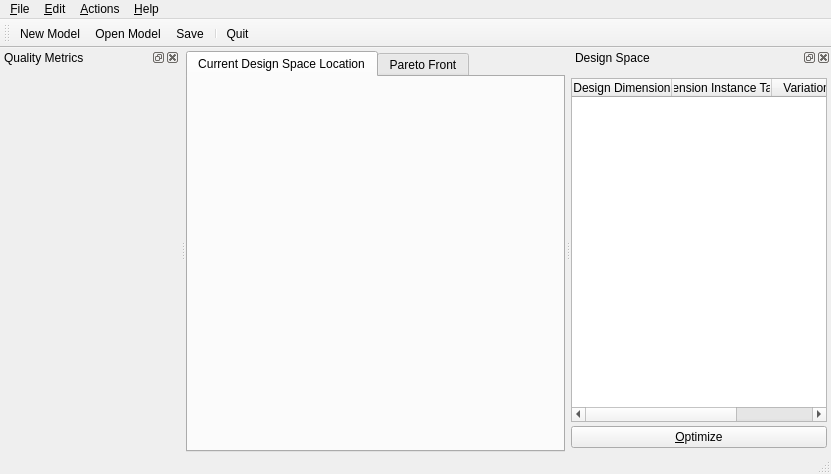
The window that examples/uml/duse-mt/src/app/mainwindow.ui (qt/qtmodeling) describes before a commit, drawn with Qt 5.
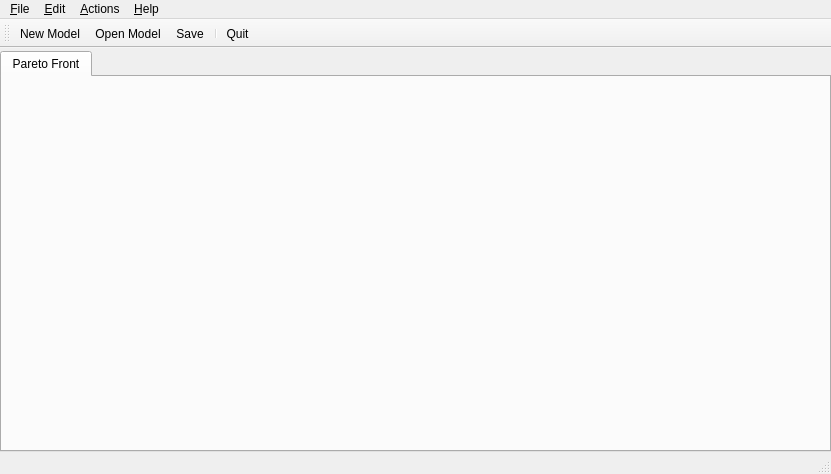
The same window after the commit. Icons and pictures are not drawn.

Commit message: Move DuSE-MT design space explorer from core to plugin

Diff of the .ui file:
```diff
--- a/examples/uml/duse-mt/src/app/mainwindow.ui
+++ b/examples/uml/duse-mt/src/app/mainwindow.ui
@@ -36,28 +36,6 @@
       <property name="currentIndex">
        <number>0</number>
       </property>
-      <widget class="QWidget" name="tabDesignSpaceLocationView">
-       <attribute name="title">
-        <string>Current Design Space Location</string>
-       </attribute>
-       <layout class="QGridLayout" name="gridLayout_15">
-        <property name="leftMargin">
-         <number>0</number>
-        </property>
-        <property name="topMargin">
-         <number>0</number>
-        </property>
-        <property name="rightMargin">
-         <number>0</number>
-        </property>
-        <property name="bottomMargin">
-         <number>0</number>
-        </property>
-        <item row="0" column="0">
-         <widget class="QWidget" name="designSpaceLocationViewWidget" native="true"/>
-        </item>
-       </layout>
-      </widget>
       <widget class="QWidget" name="tabParetoFront">
        <attribute name="title">
         <string>Pareto Front</string>
@@ -101,95 +79,6 @@
    <addaction name="actionFileQuit"/>
   </widget>
   <widget class="QStatusBar" name="statusBar"/>
-  <widget class="QDockWidget" name="dckMetrics">
-   <property name="minimumSize">
-    <size>
-     <width>180</width>
-     <height>42</height>
-    </size>
-   </property>
-   <property name="windowTitle">
-    <string>Quality Metrics</string>
-   </property>
-   <attribute name="dockWidgetArea">
-    <number>1</number>
-   </attribute>
-   <widget class="QWidget" name="dockWidgetContents_5">
-    <layout class="QGridLayout" name="gridLayout_10">
-     <property name="leftMargin">
-      <number>4</number>
-     </property>
-     <property name="rightMargin">
-      <number>4</number>
-     </property>
-     <property name="bottomMargin">
-      <number>4</number>
-     </property>
-     <item row="0" column="0">
-      <widget class="QWidget" name="metricsLayout" native="true"/>
-     </item>
-    </layout>
-   </widget>
-  </widget>
-  <widget class="QDockWidget" name="dckDesignSpace">
-   <property name="windowTitle">
-    <string>Design Space</string>
-   </property>
-   <attribute name="dockWidgetArea">
-    <number>2</number>
-   </attribute>
-   <widget class="QWidget" name="dockWidgetContents_6">
-    <layout class="QGridLayout" name="gridLayout_14">
-     <property name="leftMargin">
-      <number>0</number>
-     </property>
-     <property name="rightMargin">
-      <number>4</number>
-     </property>
-     <property name="bottomMargin">
-      <number>4</number>
-     </property>
-     <property name="verticalSpacing">
-      <number>4</number>
-     </property>
-     <item row="0" column="0">
-      <widget class="QTableWidget" name="tblDesignSpace">
-       <property name="alternatingRowColors">
-        <bool>true</bool>
-       </property>
-       <attribute name="horizontalHeaderStretchLastSection">
-        <bool>true</bool>
-       </attribute>
-       <attribute name="verticalHeaderVisible">
-        <bool>false</bool>
-       </attribute>
-       <column>
-        <property name="text">
-         <string>Design Dimension</string>
-        </property>
-       </column>
-       <column>
-        <property name="text">
-         <string>Dimension Instance Target</string>
-        </property>
-       </column>
-       <column>
-        <property name="text">
-         <string>Variation Point</string>
-        </property>
-       </column>
-      </widget>
-     </item>
-     <item row="1" column="0">
-      <widget class="QPushButton" name="btnOptimize">
-       <property name="text">
-        <string>&amp;Optimize</string>
-       </property>
-      </widget>
-     </item>
-    </layout>
-   </widget>
-  </widget>
   <widget class="QMenuBar" name="menuBar">
    <property name="geometry">
     <rect>
```
The commit also changes 17 other files.
